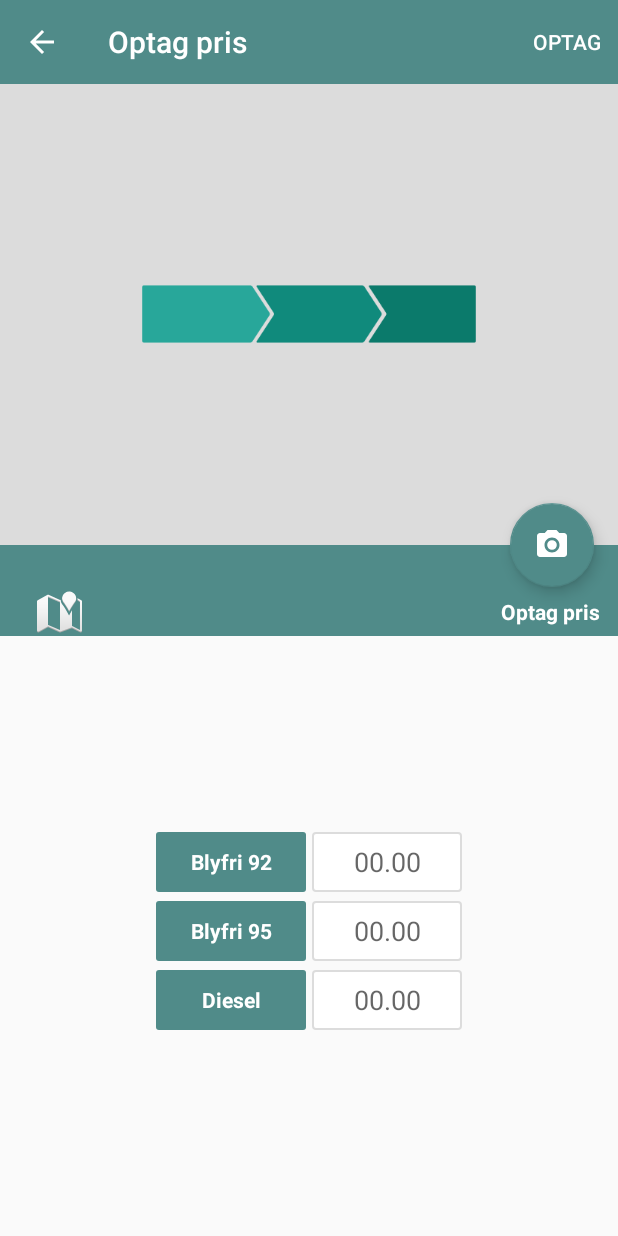
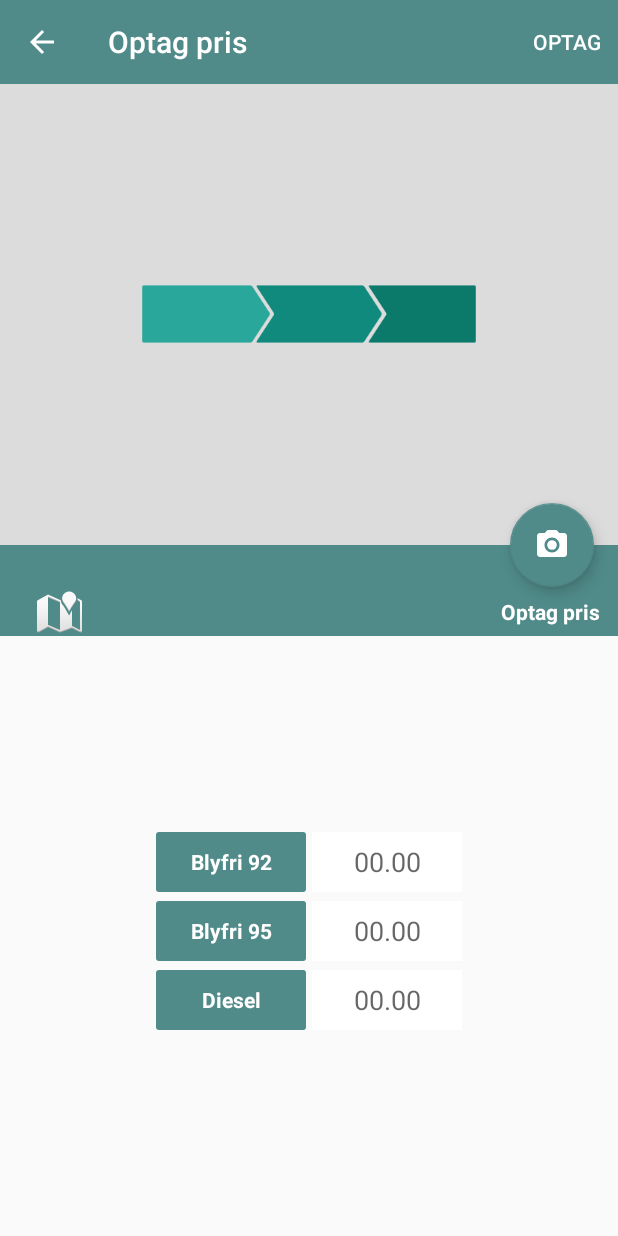
Before and after one commit to otofsky/FuelBuddy, an Android app: the UpdateActivity screen opened directly, with no data from a screen before it, on a phone screen of 412 x 824 dp. Run offline under Robolectric (Android 15) with nearby library versions, the phone set to English and light mode, and no system bars; our stand-ins replace ButterKnife, Dagger/Hilt's generated code, EventBus; libraries missing offline, so code that uses them is left out: com.crashlytics.android, com.gun0912.tedpermission, hugo.weaving, io.fabric.sdk, rx.functions and 2 more; 6 statements that could not run were skipped.

Commit message:
walidacja cdn..

```diff
--- a/inputmask/src/main/kotlin/com/redmadrobot/inputmask/MaskedTextChangedListener.kt
+++ b/inputmask/src/main/kotlin/com/redmadrobot/inputmask/MaskedTextChangedListener.kt
@@ -17,7 +17,9 @@ import java.lang.ref.WeakReference
 open class MaskedTextChangedListener(format: String, autocomplete: Boolean,
                                      field: EditText, listener: TextWatcher?,
                                      valueListener: ValueListener?,
-                                     onTextEndListener: OnTextEndListener?,resource:Int
+                                     onTextEndListener: OnTextEndListener?,
+                                     resourceNeutral:Int,
+                                     resourceEnd:Int
 )
     : TextWatcher, View.OnFocusChangeListener {
 
@@ -27,6 +29,9 @@ open class MaskedTextChangedListener(format: String, autocomplete: Boolean,
 
     interface OnTextEndListener {
         fun onTextEndChanged()
+        fun onTextNotFinished()
+        fun onTextError()
+
     }
 
 
@@ -35,7 +40,8 @@ open class MaskedTextChangedListener(format: String, autocomplete: Boolean,
     var onTextEndListener: OnTextEndListener?
 
     val mask: Mask
-    val resource : Int
+     val resourceEnd : Int
+    val resourceNeutral : Int
     val autocomplete: Boolean
 
     var afterText: String = ""
@@ -49,7 +55,8 @@ open class MaskedTextChangedListener(format: String, autocomplete: Boolean,
         this.listener = listener
         this.valueListener = valueListener
         this.onTextEndListener = onTextEndListener
-        this.resource = resource
+        this.resourceEnd = resourceEnd
+        this.resourceNeutral = resourceNeutral
         this.field = WeakReference(field)
     }
 
@@ -125,9 +132,15 @@ open class MaskedTextChangedListener(format: String, autocomplete: Boolean,
         var limit: Int
         limit = edit?.length!!;
         if (limit >= 5) {
-            this.field.get().setBackgroundResource(resource)
+            this.field.get().setBackgroundResource(resourceEnd)
             this.onTextEndListener?.onTextEndChanged()
         }
+
+        else{
+          this.field.get().setBackgroundResource(resourceNeutral)
+                    this.onTextEndListener?.onTextEndChanged()
+        }
+
     }
 
     override fun beforeTextChanged(p0: CharSequence?, p1: Int, p2: Int, p3: Int) {
--- a/inputmask/src/main/kotlin/com/redmadrobot/inputmask/PolyMaskTextChangedListener.kt
+++ b/inputmask/src/main/kotlin/com/redmadrobot/inputmask/PolyMaskTextChangedListener.kt
@@ -17,6 +17,8 @@ import java.util.*
 class PolyMaskTextChangedListener(
         format: String,
         resource: Int?,
+        resourceEnd: Int?,
+
         affineFormats: List<String>,
         autocomplete: Boolean,
         field: EditText,
@@ -25,7 +27,7 @@ class PolyMaskTextChangedListener(
         onTextEndListener: MaskedTextChangedListener.OnTextEndListener?)
     :
 
-        MaskedTextChangedListener(format, autocomplete, field, listener, valueListener, onTextEndListener, resource as Int) {
+        MaskedTextChangedListener(format, autocomplete, field, listener, valueListener, onTextEndListener, resource as Int,resourceEnd as Int) {
 
 
     var affineFormats: List<String>
--- a/presentation/src/main/java/com/fuelbuddy/mobile/di/module/ApplicationModule.java
+++ b/presentation/src/main/java/com/fuelbuddy/mobile/di/module/ApplicationModule.java
@@ -68,14 +68,6 @@ public class ApplicationModule {
     }
 
 
-/*
-    @Provides
-    @Singleton
-    InputValidator provideInputValidator(InputValidator inputValidator) {
-        return inputValidator;
-    }
-*/
-
     @Provides
     @Singleton
     InputValidator provideInputValidator(PriceValidator priceValidator, FileValidator fileValidator) {
--- a/presentation/src/main/java/com/fuelbuddy/mobile/di/module/UpdateModule.java
+++ b/presentation/src/main/java/com/fuelbuddy/mobile/di/module/UpdateModule.java
@@ -3,8 +3,7 @@ package com.fuelbuddy.mobile.di.module;
 
 import com.fuelbuddy.interactor.UpdateFuelPricesUseCase;
 import com.fuelbuddy.mobile.di.PerActivity;
-import com.fuelbuddy.validator.InputValidator;
-import com.fuelbuddy.validator.Validator;
+
 
 import javax.inject.Named;
 import javax.inject.Singleton;
--- a/presentation/src/main/java/com/fuelbuddy/mobile/editprice/UpdateActivity.java
+++ b/presentation/src/main/java/com/fuelbuddy/mobile/editprice/UpdateActivity.java
@@ -132,30 +132,33 @@ public class UpdateActivity extends BaseActivity implements UpdateView, View.OnC
     }
 
     private void init92PriceView() {
-        final MaskedTextChangedListener listener = new MaskedTextChangedListener("[00].[00]", true, fuelInput92, null, valueListener, this,R.drawable.border_line_gray);
+        final MaskedTextChangedListener listener = new MaskedTextChangedListener("[00].[00]", true, fuelInput92, null, valueListener, this,
+                R.drawable.border_line_gray,R.drawable.border_line_green);
         fuelInput92.addTextChangedListener(listener);
         fuelInput92.requestFocus();
         fuelInput92.setOnFocusChangeListener(listener);
         fuelInput92.setHint(listener.placeholder());
-        fuelInput92.setBackgroundResource(R.drawable.border_line_gray);
+        //fuelInput92.setBackgroundResource(R.drawable.border_line_gray);
 
 
     }
 
     private void init95PriceView() {
-        final MaskedTextChangedListener listener = new MaskedTextChangedListener("[00].[00]", true, fuelInput95, null, valueListener, this,R.drawable.border_line_gray);
+        final MaskedTextChangedListener listener = new MaskedTextChangedListener("[00].[00]", true, fuelInput95, null, valueListener, this,
+                R.drawable.border_line_gray,R.drawable.border_line_green);
         fuelInput95.addTextChangedListener(listener);
         fuelInput95.setOnFocusChangeListener(listener);
         fuelInput95.setHint(listener.placeholder());
-        fuelInput95.setBackgroundResource(R.drawable.border_line_gray);
+       // fuelInput95.setBackgroundResource(R.drawable.border_line_gray);
     }
 
     private void initDieselPriceView() {
-        final MaskedTextChangedListener listener = new MaskedTextChangedListener("[00].[00]", true, fuelInputDiesel, null, valueListener, this,R.drawable.border_line_gray);
+        final MaskedTextChangedListener listener = new MaskedTextChangedListener("[00].[00]", true, fuelInputDiesel, null, valueListener,
+                this, R.drawable.border_line_gray,R.drawable.border_line_green);
         fuelInputDiesel.addTextChangedListener(listener);
         fuelInputDiesel.setOnFocusChangeListener(listener);
         fuelInputDiesel.setHint(listener.placeholder());
-        fuelInputDiesel.setBackgroundResource(R.drawable.border_line_gray);
+       // fuelInputDiesel.setBackgroundResource(R.drawable.border_line_gray);
     }
 
 
@@ -169,7 +172,6 @@ public class UpdateActivity extends BaseActivity implements UpdateView, View.OnC
         info.setText(R.string.update_price_btn_text);
 
 
-
         initFuelPriceView(fuelInput92, gasStationModel.getPrice92());
         initFuelPriceView(fuelInput95, gasStationModel.getPrice95());
         initFuelPriceView(fuelInputDiesel, gasStationModel.getPriceDiesel());
@@ -177,11 +179,14 @@ public class UpdateActivity extends BaseActivity implements UpdateView, View.OnC
 
     private void initFuelPriceView(EditText editText, String price) {
         if (!StringHelper.isNullOrEmpty(price)) {
-
             PriceHelper.generateFuelPrice(price);
             editText.setText(PriceHelper.generateFuelPrice(price));
-            Log.d("Price ", "initFuelPriceView: " + PriceHelper.generateFuelPrice(price));
+            initGreenState(editText);
         }
+    }
+
+    private void initGreenState(EditText editText) {
+        editText.setBackgroundResource(R.drawable.border_line_green);
     }
 
     private void initPresenter() {
@@ -294,7 +299,19 @@ public class UpdateActivity extends BaseActivity implements UpdateView, View.OnC
     @Override
     public void onTextEndChanged() {
         Log.d("UpdateActivity  ", "onTextEndChanged: change color ");
-        fuelInput92.setBackgroundResource(R.drawable.border_line_gray);
+        //fuelInput92.setBackgroundResource(R.drawable.border_line_green);
+    }
+
+    @Override
+    public void onTextNotFinished() {
+        Log.d("UpdateActivity  ", "onTextEndChanged: change color ");
+        //fuelInput92.setBackgroundResource(R.drawable.border_line_gray);
+    }
+
+    @Override
+    public void onTextError() {
+        Log.d("UpdateActivity  ", "onTextEndChanged: change color ");
+        //fuelInput92.setBackgroundResource(R.drawable.border_line_red);
     }
 
     @Override
--- a/presentation/src/main/res/drawable/border_line_green.xml
+++ b/presentation/src/main/res/drawable/border_line_green.xml
@@ -2,6 +2,12 @@
 	<item>
 		<shape android:shape="rectangle">
 			<solid android:color="#ffffff"/>
+			<corners
+				android:bottomLeftRadius="2dp"
+				android:bottomRightRadius="2dp"
+				android:radius="0dp"
+				android:topLeftRadius="2dp"
+				android:topRightRadius="2dp" />
 			<stroke
 				android:width="1dp"
 				android:color="@color/app_green"
```
